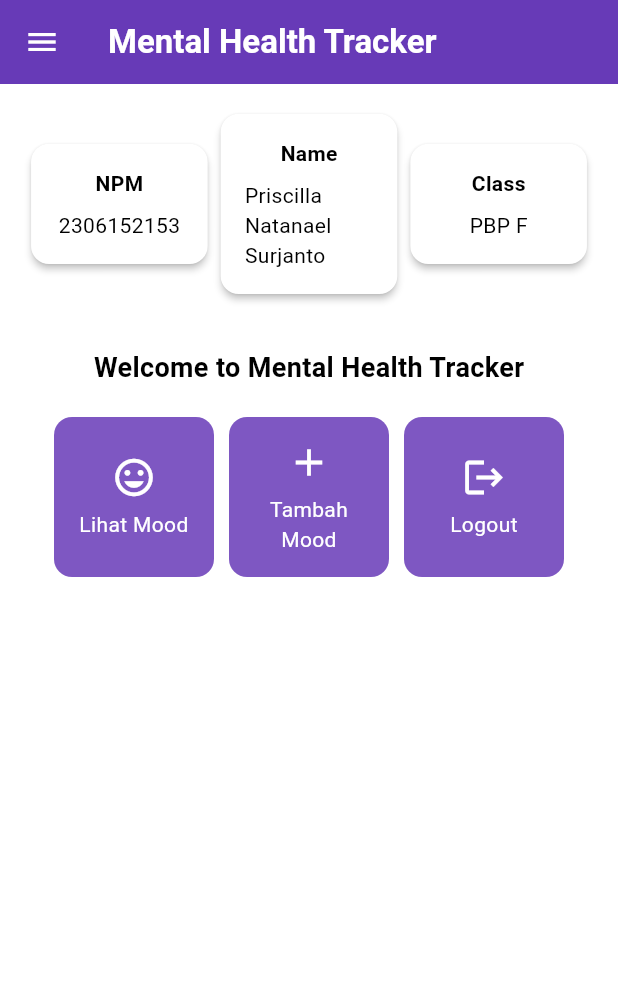
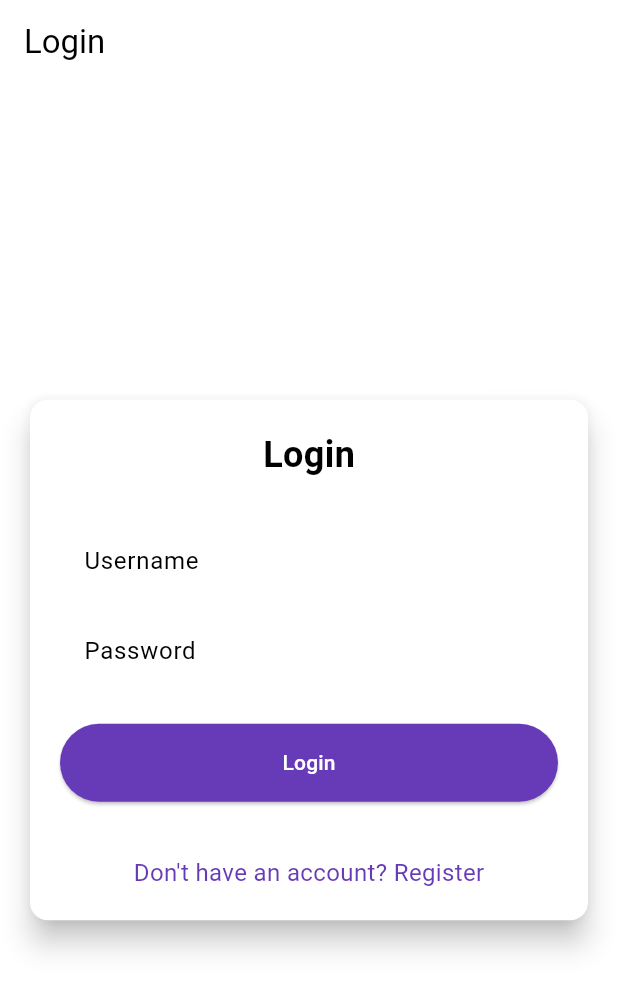
Before and after one commit to cilla09/mental-health-tracker-mobile, a Flutter app: the screen it shows after launch, on a phone screen of 412 x 824 dp. Shown: the top 991 px of the screen. Run offline on Flutter 3.47's test engine with Material 3 defaults, Android fonts, the phone set to English and light mode, and no system bars; missing offline and left inert: pbp_django_auth.

Commit message:
Tutorial 8 selesai

```diff
--- a/lib/main.dart
+++ b/lib/main.dart
@@ -1,5 +1,7 @@
 import 'package:flutter/material.dart';
-import 'package:mental_health_tracker/screens/menu.dart';
+import 'package:mental_health_tracker/screens/login.dart';
+import 'package:pbp_django_auth/pbp_django_auth.dart';
+import 'package:provider/provider.dart';
 
 void main() {
   runApp(const MyApp());
@@ -11,30 +13,21 @@ class MyApp extends StatelessWidget {
   // This widget is the root of your application.
   @override
   Widget build(BuildContext context) {
-    return MaterialApp(
-      title: 'Flutter Demo',
-      theme: ThemeData(
-        // This is the theme of your application.
-        //
-        // TRY THIS: Try running your application with "flutter run". You'll see
-        // the application has a purple toolbar. Then, without quitting the app,
-        // try changing the seedColor in the colorScheme below to Colors.green
-        // and then invoke "hot reload" (save your changes or press the "hot
-        // reload" button in a Flutter-supported IDE, or press "r" if you used
-        // the command line to start the app).
-        //
-        // Notice that the counter didn't reset back to zero; the application
-        // state is not lost during the reload. To reset the state, use hot
-        // restart instead.
-        //
-        // This works for code too, not just values: Most code changes can be
-        // tested with just a hot reload.
-        colorScheme: ColorScheme.fromSwatch(
-        primarySwatch: Colors.deepPurple,
-        ).copyWith(secondary: Colors.deepPurple[400]),
-        useMaterial3: true,
+    return Provider(
+      create: (_) {
+        CookieRequest request = CookieRequest();
+        return request;
+      },
+      child: MaterialApp(
+        title: 'Mental Health Tracker',
+        theme: ThemeData(
+          useMaterial3: true,
+          colorScheme: ColorScheme.fromSwatch(
+            primarySwatch: Colors.deepPurple,
+          ).copyWith(secondary: Colors.deepPurple[400]),
+        ),
+        home: const LoginPage(),
       ),
-      home: MyHomePage(),
     );
   }
 }
--- /dev/null
+++ b/lib/screens/login.dart
@@ -0,0 +1,181 @@
+import 'package:mental_health_tracker/screens/menu.dart';
+import 'package:flutter/material.dart';
+import 'package:pbp_django_auth/pbp_django_auth.dart';
+import 'package:provider/provider.dart';
+import 'package:mental_health_tracker/screens/register.dart';
+
+void main() {
+  runApp(const LoginApp());
+}
+
+class LoginApp extends StatelessWidget {
+  const LoginApp({super.key});
+
+  @override
+  Widget build(BuildContext context) {
+    return MaterialApp(
+      title: 'Login',
+      theme: ThemeData(
+        useMaterial3: true,
+        colorScheme: ColorScheme.fromSwatch(
+          primarySwatch: Colors.deepPurple,
+        ).copyWith(secondary: Colors.deepPurple[400]),
+      ),
+      home: const LoginPage(),
+    );
+  }
+}
+
+class LoginPage extends StatefulWidget {
+  const LoginPage({super.key});
+
+  @override
+  State<LoginPage> createState() => _LoginPageState();
+}
+
+class _LoginPageState extends State<LoginPage> {
+  final TextEditingController _usernameController = TextEditingController();
+  final TextEditingController _passwordController = TextEditingController();
+
+  @override
+  Widget build(BuildContext context) {
+    final request = context.watch<CookieRequest>();
+
+    return Scaffold(
+      appBar: AppBar(
+        title: const Text('Login'),
+      ),
+      body: Center(
+        child: SingleChildScrollView(
+          padding: const EdgeInsets.all(16.0),
+          child: Card(
+            elevation: 8,
+            shape: RoundedRectangleBorder(
+              borderRadius: BorderRadius.circular(12.0),
+            ),
+            child: Padding(
+              padding: const EdgeInsets.all(20.0),
+              child: Column(
+                mainAxisSize: MainAxisSize.min,
+                children: [
+                  const Text(
+                    'Login',
+                    style: TextStyle(
+                      fontSize: 24.0,
+                      fontWeight: FontWeight.bold,
+                    ),
+                  ),
+                  const SizedBox(height: 30.0),
+                  TextField(
+                    controller: _usernameController,
+                    decoration: const InputDecoration(
+                      labelText: 'Username',
+                      hintText: 'Enter your username',
+                      border: OutlineInputBorder(
+                        borderRadius: BorderRadius.all(Radius.circular(12.0)),
+                      ),
+                      contentPadding:
+                          EdgeInsets.symmetric(horizontal: 12.0, vertical: 8.0),
+                    ),
+                  ),
+                  const SizedBox(height: 12.0),
+                  TextField(
+                    controller: _passwordController,
+                    decoration: const InputDecoration(
+                      labelText: 'Password',
+                      hintText: 'Enter your password',
+                      border: OutlineInputBorder(
+                        borderRadius: BorderRadius.all(Radius.circular(12.0)),
+                      ),
+                      contentPadding:
+                          EdgeInsets.symmetric(horizontal: 12.0, vertical: 8.0),
+                    ),
+                    obscureText: true,
+                  ),
+                  const SizedBox(height: 24.0),
+                  ElevatedButton(
+                    onPressed: () async {
+                      String username = _usernameController.text;
+                      String password = _passwordController.text;
+
+                      // Cek kredensial
+                      // TODO: Ganti URL dan jangan lupa tambahkan trailing slash (/) di akhir URL!
+                      // Untuk menyambungkan Android emulator dengan Django pada localhost,
+                      // gunakan URL http://10.0.2.2/
+                      final response = await request
+                          .login("http://127.0.0.1:8000/auth/login/", {
+                        'username': username,
+                        'password': password,
+                      });
+
+                      if (request.loggedIn) {
+                        String message = response['message'];
+                        String uname = response['username'];
+                        if (context.mounted) {
+                          Navigator.pushReplacement(
+                            context,
+                            MaterialPageRoute(
+                                builder: (context) => MyHomePage()),
+                          );
+                          ScaffoldMessenger.of(context)
+                            ..hideCurrentSnackBar()
+                            ..showSnackBar(
+                              SnackBar(
+                                  content:
+                                      Text("$message Selamat datang, $uname.")),
+                            );
+                        }
+                      } else {
+                        if (context.mounted) {
+                          showDialog(
+                            context: context,
+                            builder: (context) => AlertDialog(
+                              title: const Text('Login Gagal'),
+                              content: Text(response['message']),
+                              actions: [
+                                TextButton(
+                                  child: const Text('OK'),
+                                  onPressed: () {
+                                    Navigator.pop(context);
+                                  },
+                                ),
+                              ],
+                            ),
+                          );
+                        }
+                      }
+                    },
+                    style: ElevatedButton.styleFrom(
+                      foregroundColor: Colors.white,
+                      minimumSize: Size(double.infinity, 50),
+                      backgroundColor: Theme.of(context).colorScheme.primary,
+                      padding: const EdgeInsets.symmetric(vertical: 16.0),
+                    ),
+                    child: const Text('Login'),
+                  ),
+                  const SizedBox(height: 36.0),
+                  GestureDetector(
+                    onTap: () {
+                      Navigator.push(
+                        context,
+                        MaterialPageRoute(
+                            builder: (context) => const RegisterPage()),
+                      );
+                    },
+                    child: Text(
+                      'Don\'t have an account? Register',
+                      style: TextStyle(
+                        color: Theme.of(context).colorScheme.primary,
+                        fontSize: 16.0,
+                      ),
+                    ),
+                  ),
+                ],
+              ),
+            ),
+          ),
+        ),
+      ),
+    );
+  }
+}
--- a/pubspec.yaml
+++ b/pubspec.yaml
@@ -35,6 +35,9 @@ dependencies:
   # The following adds the Cupertino Icons font to your application.
   # Use with the CupertinoIcons class for iOS style icons.
   cupertino_icons: ^1.0.8
+  provider: ^6.1.2
+  pbp_django_auth: ^0.4.0
+  http: ^1.2.2
 
 dev_dependencies:
   flutter_test:
```
Also changed, not shown: lib/models/mood_entry.dart (added, +65 -0 lines), lib/screens/list_moodentry.dart (added, +89 -0 lines), lib/screens/moodentry_form.dart (+36 -28 lines), lib/screens/register.dart (added, +166 -0 lines), lib/widgets/left_drawer.dart (+13 -1 lines), lib/widgets/mood_card.dart (+35 -1 lines), pubspec.lock, 2 other files.
